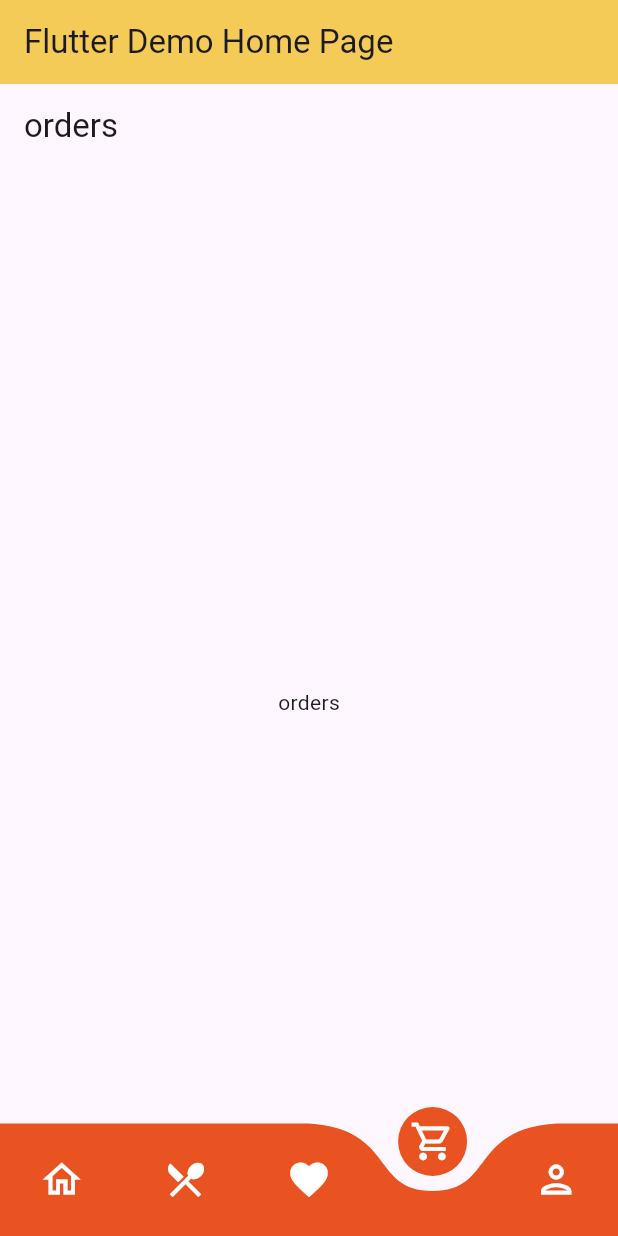
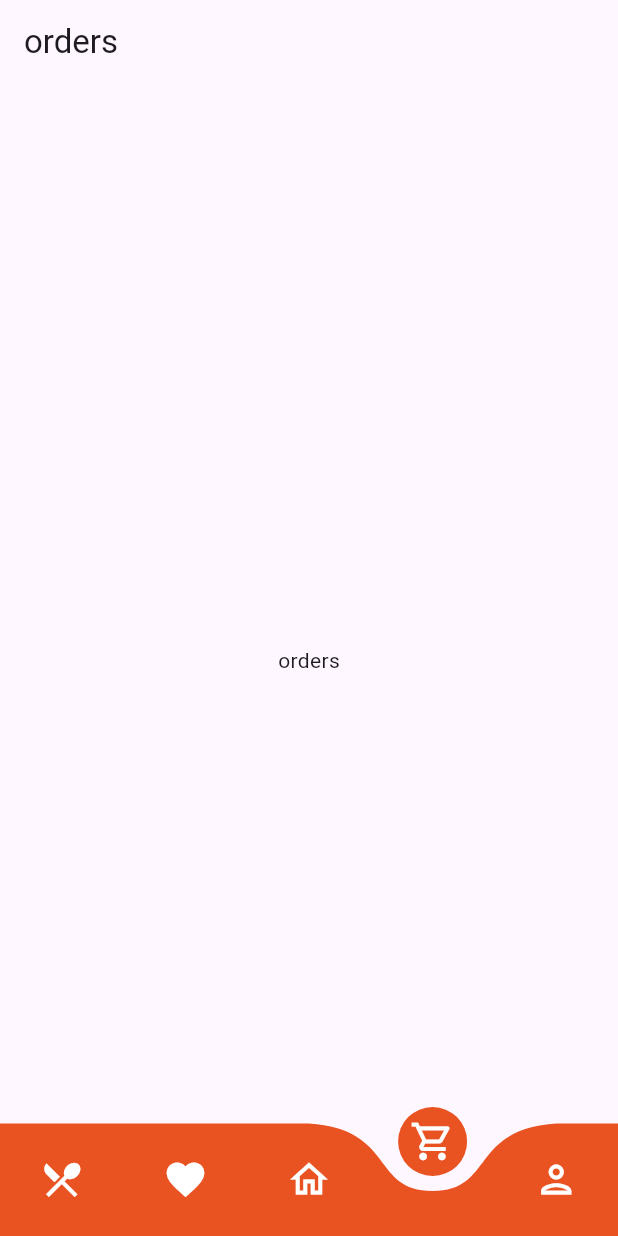
Before and after one commit to asaduzzaman-ashik3/yum-quick-restaurant, a Flutter app: the screen it shows after launch, item 4 of the bottom bar chosen, on a phone screen of 412 x 824 dp. Run offline on Flutter 3.47's test engine with Material 3 defaults, Android fonts, the phone set to English and light mode, and no system bars; drawn by our look-alikes of curved_navigation_bar.

Commit message:
home, favourite navbar add

```diff
--- a/lib/main.dart
+++ b/lib/main.dart
@@ -40,17 +40,15 @@ class _MyHomePageState extends State<MyHomePage> {
   Widget build(BuildContext context) {
     return Scaffold(
       extendBody: true,
-      appBar: AppBar(
-        backgroundColor: Color(0xFFF5CB58),
-        title: Text(widget.title),
-      ),
+
       bottomNavigationBar: CurvedNavigationBar(
         key: _bottomNavigationKey,
         index: 0,
         items: const [
-          Icon(Icons.home_outlined, size: 30, color: Colors.white),
           Icon(Icons.restaurant_menu_outlined, size: 30, color: Colors.white),
           Icon(Icons.favorite_outlined, size: 30, color: Colors.white),
+          Icon(Icons.home_outlined, size: 30, color: Colors.white),
+
           Icon(Icons.shopping_cart_outlined, size: 30, color: Colors.white),
           Icon(Icons.person_outlined, size: 30, color: Colors.white),
         ],
@@ -69,9 +67,9 @@ class _MyHomePageState extends State<MyHomePage> {
       body: IndexedStack(
         index: _page,
         children: [
-          HomeScreen(),
           FoodsScreen(),
-          FavouriteScreen(),
+          FavouriteScreen(title: "Favourite",),
+          HomeScreen(title: "Home",),
           OrdersScreen(),
           ProfileScreen(),
         ],
--- a/lib/src/screens/favourite_screen.dart
+++ b/lib/src/screens/favourite_screen.dart
@@ -1,13 +1,15 @@
 import 'package:flutter/material.dart';
 
 class FavouriteScreen extends StatelessWidget {
-  const FavouriteScreen({super.key});
+  final String title;
+  const FavouriteScreen({super.key, required this.title});
 
   @override
   Widget build(BuildContext context) {
     return Scaffold(
       appBar: AppBar(
-        title: Text("Favourite"),
+        backgroundColor: Color(0xFFF5CB58),
+        title: Text(title),
       ),
       body: Center(child: Text("Favourite"),),
     );
--- a/lib/src/screens/home_screen.dart
+++ b/lib/src/screens/home_screen.dart
@@ -1,13 +1,15 @@
 import 'package:flutter/material.dart';
 
 class HomeScreen extends StatelessWidget {
-  const HomeScreen({super.key});
+  final String title;
+  const HomeScreen({super.key, required this.title});
 
   @override
   Widget build(BuildContext context) {
     return Scaffold(
       appBar: AppBar(
-        title: Text("Home"),
+        backgroundColor: Color(0xFFF5CB58),
+        title: Text(title),
       ),
       body: Center(child: Text("Home"),),
     );
```
